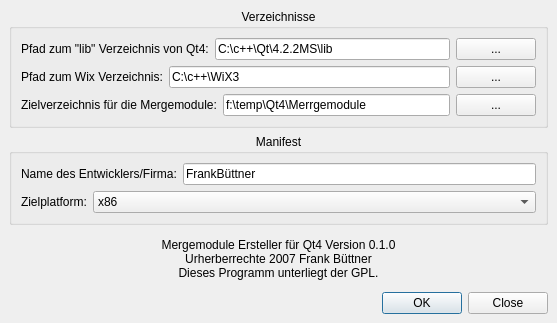
Above: Merge Module/Qt MS/Entwicklung/Dialoge/HauptBasis.ui from BackupTheBerlios/qtsbsa-svn before the change. Below: the same form after it.
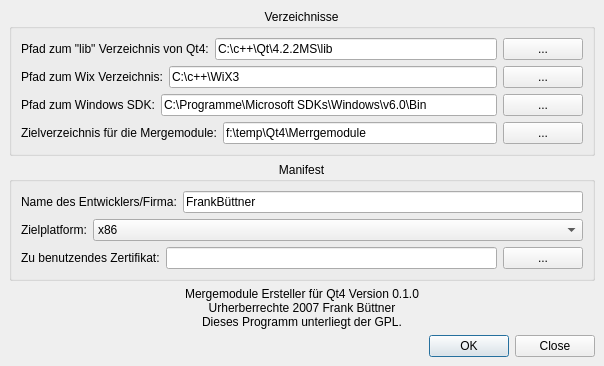
That is the form after the change.

Commit message: Überprüfung, ob alle Werkzeuge aus dem Windows SDK da sind.

Diff of the .ui file:
```diff
--- a/Merge Module/Qt MS/Entwicklung/Dialoge/HauptBasis.ui
+++ b/Merge Module/Qt MS/Entwicklung/Dialoge/HauptBasis.ui
@@ -5,8 +5,8 @@
    <rect>
     <x>0</x>
     <y>0</y>
-    <width>557</width>
-    <height>323</height>
+    <width>604</width>
+    <height>366</height>
    </rect>
   </property>
   <property name="windowTitle" >
@@ -133,6 +133,48 @@
          </item>
         </layout>
        </item>
+       <item>
+        <layout class="QHBoxLayout" >
+         <property name="margin" >
+          <number>0</number>
+         </property>
+         <property name="spacing" >
+          <number>6</number>
+         </property>
+         <item>
+          <widget class="QLabel" name="label_8" >
+           <property name="text" >
+            <string>Pfad zum Windows SDK:</string>
+           </property>
+          </widget>
+         </item>
+         <item>
+          <widget class="QLineEdit" name="txtWindowsSDKPfad" >
+           <property name="sizePolicy" >
+            <sizepolicy>
+             <hsizetype>7</hsizetype>
+             <vsizetype>0</vsizetype>
+             <horstretch>255</horstretch>
+             <verstretch>0</verstretch>
+            </sizepolicy>
+           </property>
+           <property name="toolTip" >
+            <string>Hier bitte den Pfad eingeben, wo sich die Werkzeuge aus dem Windows SDK befinden.</string>
+           </property>
+           <property name="text" >
+            <string>C:\Programme\Microsoft SDKs\Windows\v6.0\Bin</string>
+           </property>
+          </widget>
+         </item>
+         <item>
+          <widget class="QPushButton" name="sfWindowsSDKPfadSuchen" >
+           <property name="text" >
+            <string>...</string>
+           </property>
+          </widget>
+         </item>
+        </layout>
+       </item>
        <item>
         <layout class="QHBoxLayout" >
          <property name="margin" >
@@ -266,6 +308,49 @@
          </item>
         </layout>
        </item>
+       <item>
+        <layout class="QHBoxLayout" >
+         <property name="margin" >
+          <number>0</number>
+         </property>
+         <property name="spacing" >
+          <number>6</number>
+         </property>
+         <item>
+          <widget class="QLabel" name="label_7" >
+           <property name="text" >
+            <string>Zu benutzendes Zertifikat:</string>
+           </property>
+          </widget>
+         </item>
+         <item>
+          <widget class="QLineEdit" name="txtZertifikat" >
+           <property name="sizePolicy" >
+            <sizepolicy>
+             <hsizetype>7</hsizetype>
+             <vsizetype>0</vsizetype>
+             <horstretch>255</horstretch>
+             <verstretch>0</verstretch>
+            </sizepolicy>
+           </property>
+           <property name="toolTip" >
+            <string>Dies ist der SHA-1 Fingerabdruck des Zertifikates.
+Die letzen 8 Bytes bilden den "publicKeyToken" für die Manifeste.</string>
+           </property>
+           <property name="readOnly" >
+            <bool>true</bool>
+           </property>
+          </widget>
+         </item>
+         <item>
+          <widget class="QPushButton" name="sfZertifikatSuchen" >
+           <property name="text" >
+            <string>...</string>
+           </property>
+          </widget>
+         </item>
+        </layout>
+       </item>
       </layout>
      </widget>
     </item>
```
The commit also changes 10 other files.
